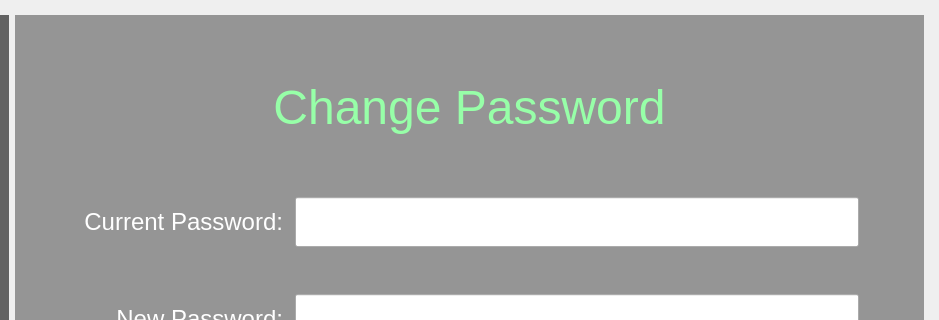
Before: the Qt Designer form StudentManagementSystem/mainwindow.ui in BuhDuy256/Student-Management-GROUP6-KTLT-23CLC03, drawn with Qt 5; both pictures show x 245 to 1184 and y 0 to 320 of the 1184 by 715 pixel window.
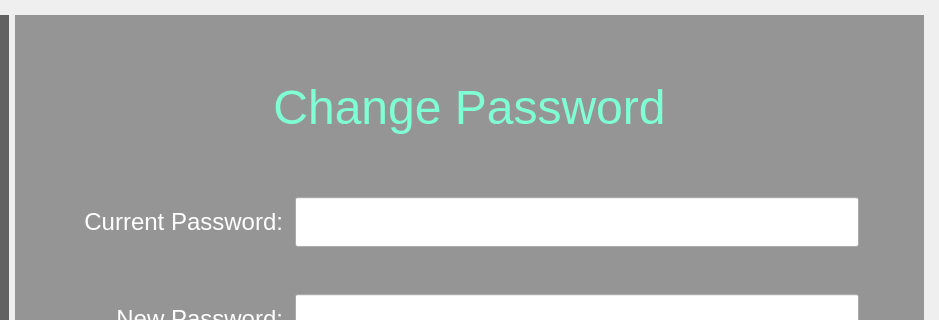
After: the same form once the commit is applied. The open tabs and pages were chosen to show the change. Icons and pictures are not drawn.

Patch:
```diff
--- a/StudentManagementSystem/mainwindow.ui
+++ b/StudentManagementSystem/mainwindow.ui
@@ -1309,7 +1309,7 @@
               </property>
               <property name="styleSheet">
                <string notr="true">#lb_changePass{
-        color:rgb(151, 255, 168);
+        color: #7FFFD4;
 }</string>
               </property>
               <property name="text">
```
Left out of the diff: 11 changed lines with no effect on the pictures.
